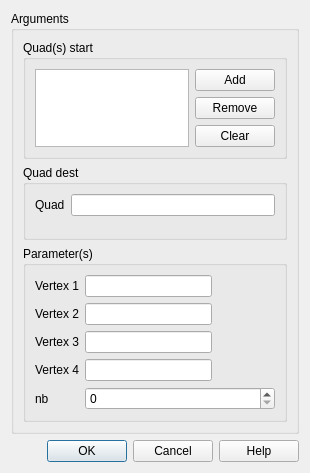
First picture: the form in src/HEXABLOCKGUI/JoinQuad_QTD.ui, repository SalomePlatform/hexablock, before the edit.
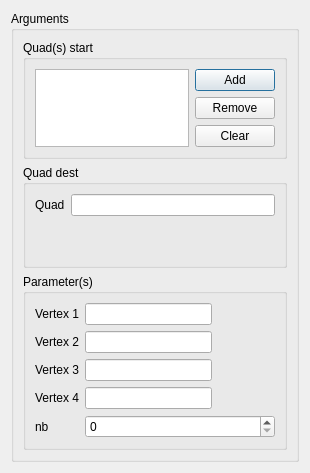
Second picture: the form after the edit.

Commit message: fixed : selection model added : highlight on propagation's edges 	apply button on dialog panel updated : association menu, object brower's name, menu always showing, ...

```diff
--- a/src/HEXABLOCKGUI/JoinQuad_QTD.ui
+++ b/src/HEXABLOCKGUI/JoinQuad_QTD.ui
@@ -162,16 +162,6 @@
      </layout>
     </widget>
    </item>
-   <item>
-    <widget class="QDialogButtonBox" name="buttonBox">
-     <property name="orientation">
-      <enum>Qt::Horizontal</enum>
-     </property>
-     <property name="standardButtons">
-      <set>QDialogButtonBox::Cancel|QDialogButtonBox::Ok|QDialogButtonBox::Help</set>
-     </property>
-    </widget>
-   </item>
   </layout>
  </widget>
  <resources/>
```
Left out of the diff: 35 changed lines with no effect on the pictures. The commit also changes 37 other files.
